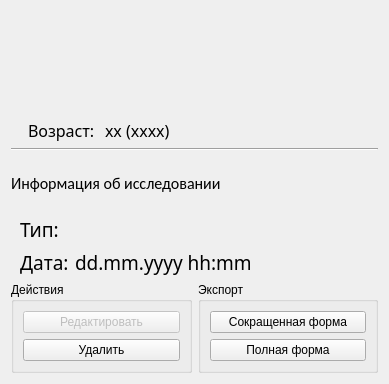
First picture: the form in project/forms/Examination_info.ui, repository Galoev/nutritionist-helper, before the edit.
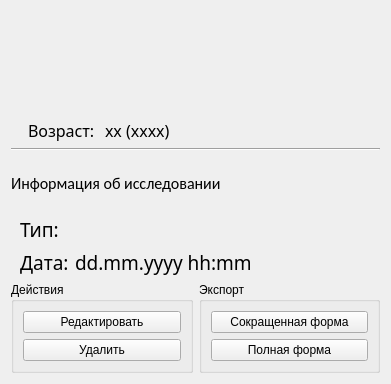
Second picture: the form after the edit. Icons and pictures are not drawn.

The edit to the form file:
```diff
--- a/project/forms/Examination_info.ui
+++ b/project/forms/Examination_info.ui
@@ -6,7 +6,7 @@
    <rect>
     <x>0</x>
     <y>0</y>
-    <width>389</width>
+    <width>391</width>
     <height>384</height>
    </rect>
   </property>
@@ -233,7 +233,7 @@
         <item>
          <widget class="QPushButton" name="pushButton_examinationEdit">
           <property name="enabled">
-           <bool>false</bool>
+           <bool>true</bool>
           </property>
           <property name="text">
            <string>Редактировать</string>
```
